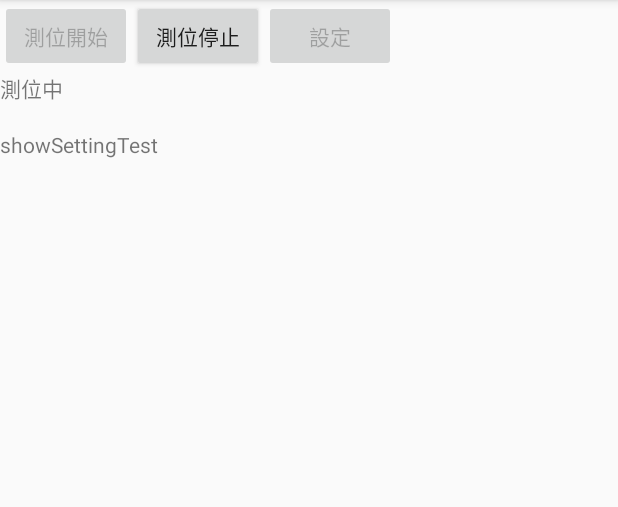
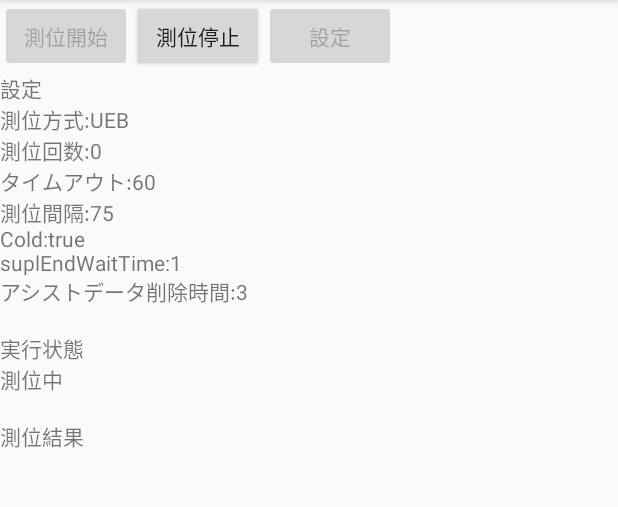
Before and after one commit to t-ooshio/MyLocation0718, an Android app: the screen it shows after launch (MyLocationActivity), after a tap on "測位開始", on a phone screen of 412 x 824 dp, the part 84-591 px from its top. Run offline under Robolectric (Android 15) with nearby library versions, the phone set to English and light mode, and no system bars; 1 statement that could not run was skipped; 1 other tap on this screen came first.

Commit message:
ログを再起動しなくても見れるようになった Activityへ結果の通知とか

```diff
--- a/app/src/main/java/jp/sio/testapp/mylocation/Activity/MyLocationActivity.java
+++ b/app/src/main/java/jp/sio/testapp/mylocation/Activity/MyLocationActivity.java
@@ -72,12 +72,12 @@ public class MyLocationActivity extends AppCompatActivity {
     protected void onStart(){
         super.onStart();
         presenter.checkPermission();
-        presenter.showSetting();
+        presenter.mStart();
     }
     public void showTextViewResult(String str){
         tvResult.setText(str);
     }
-    public void showTextViewState(String str){tvState.setText(str);}
+    public void showTextViewState(String str){tvState.setText(str + "\n");}
     public void showTextViewSetting(String str){
         tvSetting.setText(str);
     }
--- a/app/src/main/java/jp/sio/testapp/mylocation/Activity/SettingActivity.java
+++ b/app/src/main/java/jp/sio/testapp/mylocation/Activity/SettingActivity.java
@@ -19,7 +19,6 @@ public class SettingActivity extends AppCompatActivity {
 
     SettingPresenter settingPresenter;
 
-    private Button buttonSet;
     private EditText editTextCount;
     private EditText editTextTimeout;
     private EditText editTextInterval;
@@ -39,7 +38,6 @@ public class SettingActivity extends AppCompatActivity {
 
         settingPresenter = new SettingPresenter(this);
 
-        buttonSet = (Button)findViewById(R.id.buttonSetting);
         editTextCount = (EditText)findViewById(R.id.editTextCount);
         editTextTimeout = (EditText)findViewById(R.id.editTextTimeout);
         editTextInterval = (EditText)findViewById(R.id.editTextInterval);
@@ -152,4 +150,9 @@ public class SettingActivity extends AppCompatActivity {
         settingPresenter.commitSetting();
         super.onDestroy();
     }
+    @Override
+    protected void onPause(){
+        settingPresenter.commitSetting();
+        super.onPause();
+    }
 }
--- a/app/src/main/java/jp/sio/testapp/mylocation/Presenter/MyLocationPresenter.java
+++ b/app/src/main/java/jp/sio/testapp/mylocation/Presenter/MyLocationPresenter.java
@@ -40,6 +40,15 @@ public class MyLocationPresenter {
     private String categoryServiceStop;
 
     private UebService uebService;
+
+    private String locationType;
+    private int count;
+    private long timeout;
+    private long interval;
+    private boolean isCold;
+    private int suplendwaittime;
+    private int delassisttime;
+
     private ServiceConnection serviceConnectionUeb = new ServiceConnection() {
         @Override
         public void onServiceConnected(ComponentName name, IBinder service) {
@@ -69,16 +78,24 @@ public class MyLocationPresenter {
         myLocationUsecase.hasPermissions();
     }
 
+    public void mStart(){
+        locationType = settingUsecase.getLocationType();
+        count = settingUsecase.getCount();
+        timeout = settingUsecase.getTimeout();
+        interval = settingUsecase.getInterval();
+        isCold = settingUsecase.getIsCold();
+        suplendwaittime = settingUsecase.getSuplEndWaitTime();
+        delassisttime = settingUsecase.getDelAssistDataTime();
+
+        activity.showTextViewSetting("測位方式:" + locationType + "\n" + "測位回数:" + count + "\n" + "タイムアウト:" + timeout + "\n" +
+                "測位間隔:" + interval + "\n" + "Cold:" + isCold + "\n"
+                + "suplEndWaitTime:" + suplendwaittime + "\n" + "アシストデータ削除時間:" + delassisttime + "\n");
+        activity.showTextViewState(activity.getResources().getString(R.string.locationStop));
+    }
+
     public void locationStart(){
 
-        //TODO どの測位を行うかをSettingから読み込み、実行するServiceを選択する処理を追加する
         locationserviceIntent = new Intent(activity.getApplicationContext(),UebService.class);
-         int count = settingUsecase.getCount();
-         long timeout = settingUsecase.getTimeout();
-         long interval = settingUsecase.getInterval();
-         boolean isCold = settingUsecase.getIsCold();
-         int suplendwaittime = settingUsecase.getSuplEndWaitTime();
-         int delassisttime = settingUsecase.getDelAssistDataTime();
 
         locationserviceIntent.putExtra(activity.getResources().getString(R.string.settingCount),count);
         locationserviceIntent.putExtra(activity.getResources().getString(R.string.settingTimeout),timeout);
@@ -102,10 +119,6 @@ public class MyLocationPresenter {
         activity.startActivity(settingIntent);
     }
 
-    public void showSetting(){
-        activity.showTextViewSetting("showSettingTest");
-    }
-
     public void showToast(String message){
         activity.showToast(message);
     }
@@ -126,14 +139,17 @@ public class MyLocationPresenter {
                 L.d("onReceive");
                 L.d(isFix + "," + lattude + "," + longitude + "," + ttff );
                 activity.showTextViewResult("測位成否："+ isFix + "\n" + "緯度:" + lattude + "\n" + "軽度：" + longitude + "\n" + "TTFF：" + ttff);
+                activity.showTextViewState(activity.getResources().getString(R.string.locationWait));
             }else if(receiveCategory.equals(categoryColdStart)){
                 L.d("ReceiceColdStart");
+                activity.showTextViewState(activity.getResources().getString(R.string.locationPositioning));
                 showToast("アシストデータ削除中");
             }else if(receiveCategory.equals(categoryColdStop)){
                 L.d("ReceiceColdStop");
                 showToast("アシストデータ削除終了");
             }else if(receiveCategory.equals(categoryServiceStop)){
                 L.d("ServiceStop");
+                activity.showTextViewState(activity.getResources().getString(R.string.locationStop));
                 showToast("測位サービス終了");
                 activity.onBtnStart();
                 activity.offBtnStop();
--- a/app/src/main/res/layout/activity_main.xml
+++ b/app/src/main/res/layout/activity_main.xml
@@ -31,23 +31,41 @@
         tools:layout_editor_absoluteY="0dp" />
 
     <TextView
+        android:id="@+id/textViewSettingIndex"
+        android:text="設定"
+        android:layout_width="wrap_content"
+        android:layout_height="wrap_content"
+        app:layout_constraintTop_toBottomOf="@+id/buttonStart"
+        />
+    <TextView
+        android:id="@+id/textViewSetting"
+        android:layout_width="368dp"
+        android:layout_height="0dp"
+        app:layout_constraintTop_toBottomOf="@+id/textViewSettingIndex"
+        tools:layout_editor_absoluteX="8dp" />
+    <TextView
+        android:id="@+id/textViewStateIndex"
+        android:text="実行状態"
+        android:layout_width="wrap_content"
+        android:layout_height="wrap_content"
+        app:layout_constraintTop_toBottomOf="@+id/textViewSetting" />
+    <TextView
         android:id="@+id/textViewState"
         android:layout_width="368dp"
         android:layout_height="0dp"
-        app:layout_constraintTop_toBottomOf="@+id/buttonStart"
+        app:layout_constraintTop_toBottomOf="@+id/textViewStateIndex"
         tools:layout_editor_absoluteX="8dp" />
+    <TextView
+        android:id="@+id/textViewResultIndex"
+        android:text="測位結果"
+        android:layout_width="wrap_content"
+        android:layout_height="wrap_content"
+        app:layout_constraintTop_toBottomOf="@+id/textViewState" />
     <TextView
         android:id="@+id/textViewResult"
         android:layout_width="368dp"
         android:layout_height="wrap_content"
-        app:layout_constraintTop_toBottomOf="@+id/textViewState"
-        tools:layout_editor_absoluteX="8dp" />
-
-    <TextView
-        android:id="@+id/textViewSetting"
-        android:layout_width="368dp"
-        android:layout_height="0dp"
-        app:layout_constraintTop_toBottomOf="@+id/textViewResult"
+        app:layout_constraintTop_toBottomOf="@+id/textViewResultIndex"
         tools:layout_editor_absoluteX="8dp" />
 
 </android.support.constraint.ConstraintLayout>
--- a/app/src/main/res/layout/activity_setting.xml
+++ b/app/src/main/res/layout/activity_setting.xml
@@ -140,11 +140,6 @@
                     android:layout_width="wrap_content"
                     android:layout_height="wrap_content" />
             </LinearLayout>
-            <Button
-                android:id="@+id/buttonSetting"
-                android:layout_width="match_parent"
-                android:layout_height="wrap_content"
-                android:text="設定反映" />
         </LinearLayout>
     </ScrollView>
 
--- a/app/src/main/res/values/strings.xml
+++ b/app/src/main/res/values/strings.xml
@@ -3,6 +3,8 @@
 
     <!--- MyLocationActivity用-->
     <string name="locationStart">測位開始</string>
+    <string name="locationWait">測位待機中</string>
+    <string name="locationPositioning">測位中</string>
     <string name="locationStop">測位停止</string>
     <string name="locationSetting">設定</string>
 
```
